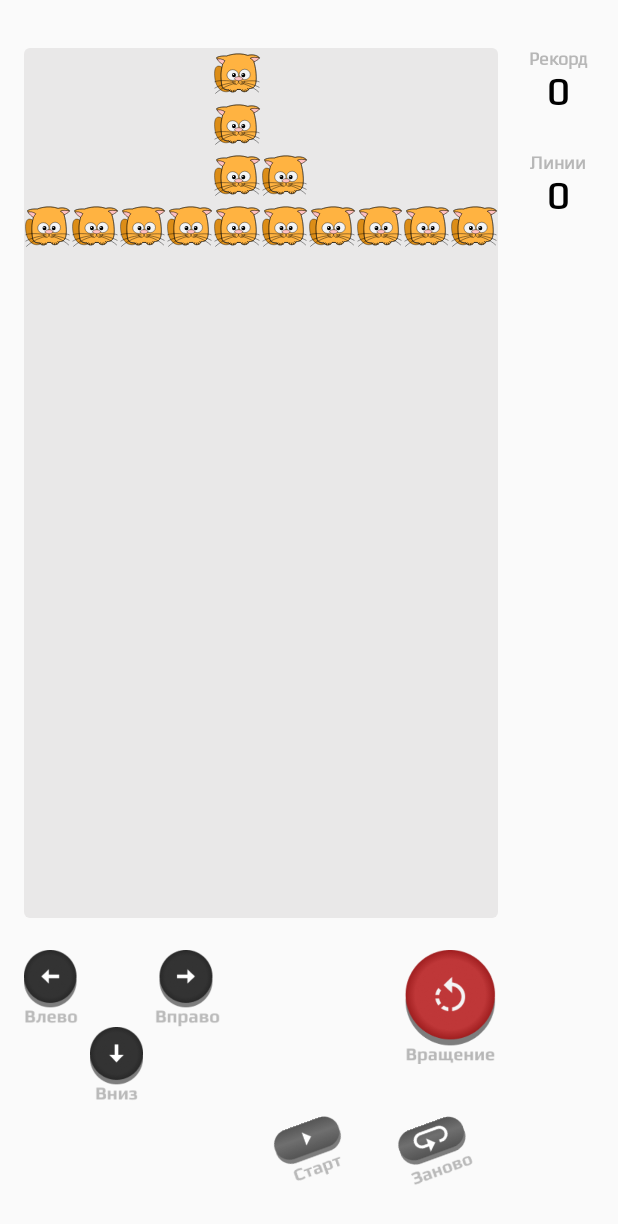
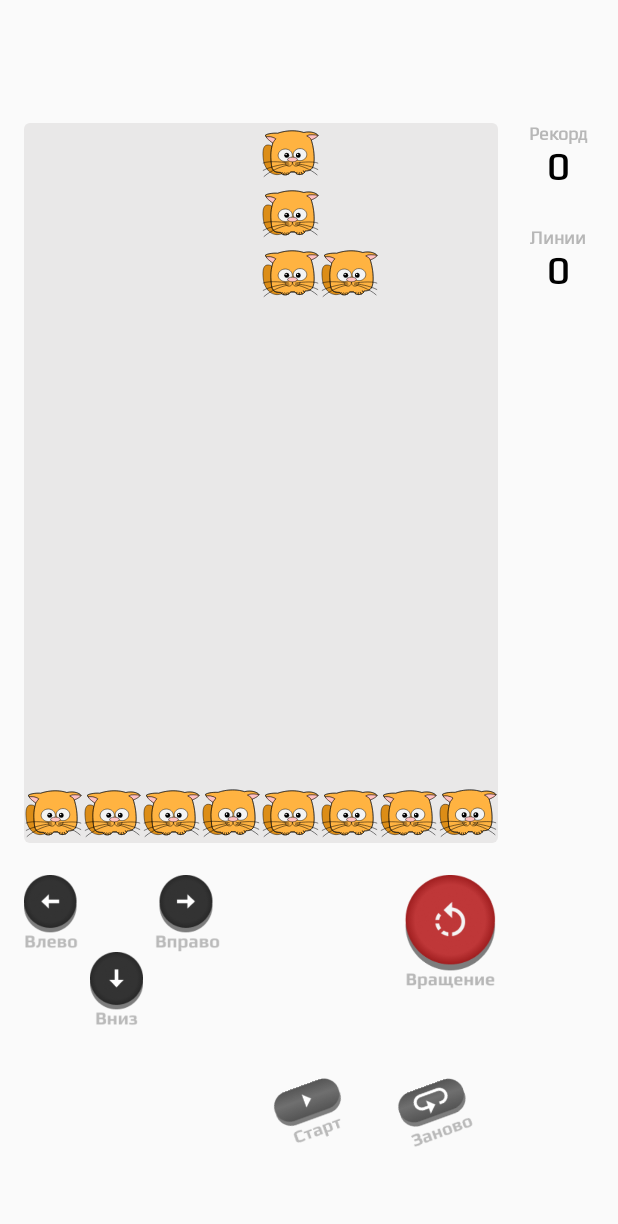
Before and after one commit to tofslaaa/CatTetris, an Android app: the screen it shows after launch (MainActivity), after a tap on an icon or button, on a phone screen of 412 x 824 dp. Shown: the top 1224 px of the screen. Run offline under Robolectric (Android 15) with nearby library versions, the phone set to English and light mode, and no system bars.

Commit message:
Fixed blocks display

```diff
--- a/app/src/main/java/com/concatscat/cattetris/BlocksAdapter.kt
+++ b/app/src/main/java/com/concatscat/cattetris/BlocksAdapter.kt
@@ -20,9 +20,6 @@ class BlocksAdapter(
     override fun onCreateViewHolder(parent: ViewGroup, viewType: Int): ViewHolder {
         val view: View =
             LayoutInflater.from(parent.context).inflate(R.layout.item_cat, parent, false)
-
-        val height: Int = parent.measuredHeight / 12
-        view.minimumHeight = height
 
         return ViewHolder(view)
     }
--- a/app/src/main/java/com/concatscat/cattetris/MainActivity.kt
+++ b/app/src/main/java/com/concatscat/cattetris/MainActivity.kt
@@ -11,7 +11,7 @@ class MainActivity : AppCompatActivity() {
     lateinit var mBlocksAdapter: BlocksAdapter
     lateinit var presenter: Presenter
 
-    private var mPositions: List<Int> = (0..119).map { 0 }.toList()
+    private var mPositions: List<Int> = (0..95).map { 0 }.toList()
 
     override fun onCreate(savedInstanceState: Bundle?) {
         super.onCreate(savedInstanceState)
@@ -21,7 +21,7 @@ class MainActivity : AppCompatActivity() {
 
         mBlocksAdapter = BlocksAdapter(this, mPositions)
 
-        play_field.layoutManager = GridLayoutManager(this, 10)
+        play_field.layoutManager = GridLayoutManager(this, 8)
         play_field.adapter = mBlocksAdapter
 
 
--- a/app/src/main/java/com/concatscat/cattetris/Presenter.kt
+++ b/app/src/main/java/com/concatscat/cattetris/Presenter.kt
@@ -6,24 +6,26 @@ class Presenter(private val view: View) {
 
     fun generateBlocks() {
         val positions: List<Int> = mutableListOf(
-            0, 0, 0, 0, 1, 0, 0, 0, 0, 0,
-            0, 0, 0, 0, 1, 0, 0, 0, 0, 0,
-            0, 0, 0, 0, 1, 1, 0, 0, 0, 0,
-            0, 0, 0, 0, 0, 0, 0, 0, 0, 0,
-            0, 0, 0, 0, 0, 0, 0, 0, 0, 0,
-            0, 0, 0, 0, 0, 0, 0, 0, 0, 0,
-            0, 0, 0, 0, 0, 0, 0, 0, 0, 0,
-            0, 0, 0, 0, 0, 0, 0, 0, 0, 0,
-            0, 0, 0, 0, 0, 0, 0, 0, 0, 0,
-            0, 0, 0, 0, 0, 0, 0, 0, 0, 0,
-            0, 0, 0, 0, 0, 0, 0, 0, 0, 0,
-            1, 1, 1, 1, 1, 1, 1, 1, 1, 1
+            0, 0, 0, 0, 1, 0, 0, 0,
+            0, 0, 0, 0, 1, 0, 0, 0,
+            0, 0, 0, 0, 1, 1, 0, 0,
+            0, 0, 0, 0, 0, 0, 0, 0,
+            0, 0, 0, 0, 0, 0, 0, 0,
+            0, 0, 0, 0, 0, 0, 0, 0,
+            0, 0, 0, 0, 0, 0, 0, 0,
+            0, 0, 0, 0, 0, 0, 0, 0,
+            0, 0, 0, 0, 0, 0, 0, 0,
+            0, 0, 0, 0, 0, 0, 0, 0,
+            0, 0, 0, 0, 0, 0, 0, 0,
+            1, 1, 1, 1, 1, 1, 1, 1
         )
 
         view.setAdapter(positions)
     }
 
 
+
+
     interface View {
         fun setAdapter(positions: List<Int>)
     }
--- a/app/src/main/res/drawable/cat_transparent.xml
+++ b/app/src/main/res/drawable/cat_transparent.xml
@@ -1,8 +1,6 @@
 <?xml version="1.0" encoding="utf-8"?>
-<selector xmlns:android="http://schemas.android.com/apk/res/android">
-    <item>
-        <shape android:shape="rectangle" />
-        <scale android:scaleWidth="35" android:scaleHeight="34"/>
-        <color android:color="@color/colorTransparent"/>
-    </item>
-</selector>
+<shape xmlns:android="http://schemas.android.com/apk/res/android"
+    android:shape="rectangle" >
+    <size android:width="35dp" android:height="34dp" />
+    <solid android:color="@color/colorTransparent"/>
+</shape>
--- a/app/src/main/res/layout/activity_main.xml
+++ b/app/src/main/res/layout/activity_main.xml
@@ -9,7 +9,7 @@
     <androidx.recyclerview.widget.RecyclerView
         android:id="@+id/play_field"
         android:layout_width="match_parent"
-        android:layout_height="match_parent"
+        android:layout_height="wrap_content"
         android:layout_marginStart="16dp"
         android:layout_marginTop="32dp"
         android:layout_marginEnd="80dp"
@@ -20,6 +20,7 @@
         app:layout_constraintRight_toRightOf="parent"
         app:layout_constraintTop_toTopOf="parent"
         android:overScrollMode="never"
+        android:isScrollContainer="false"
         android:orientation="horizontal"/>
 
     <androidx.appcompat.widget.AppCompatTextView
--- a/app/src/main/res/layout/item_cat.xml
+++ b/app/src/main/res/layout/item_cat.xml
@@ -7,11 +7,12 @@
     <androidx.appcompat.widget.AppCompatImageView
         android:id="@+id/item_cat"
         android:layout_width="match_parent"
-        android:layout_height="match_parent"
+        android:layout_height="0dp"
+        app:layout_constraintDimensionRatio="1:1"
         android:background="@drawable/cat_orange"
         app:layout_constraintBottom_toBottomOf="parent"
         app:layout_constraintLeft_toLeftOf="parent"
         app:layout_constraintRight_toRightOf="parent"
-        app:layout_constraintTop_toTopOf="parent" />
+        app:layout_constraintTop_toTopOf="parent"/>
 
 </androidx.constraintlayout.widget.ConstraintLayout>
```
